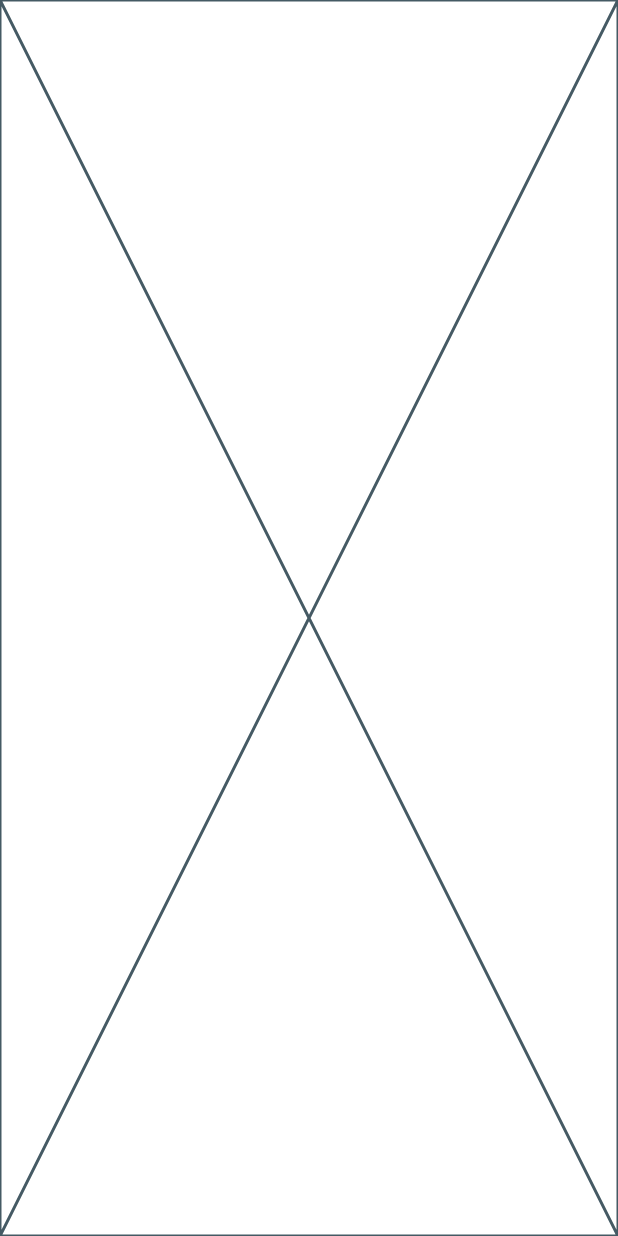
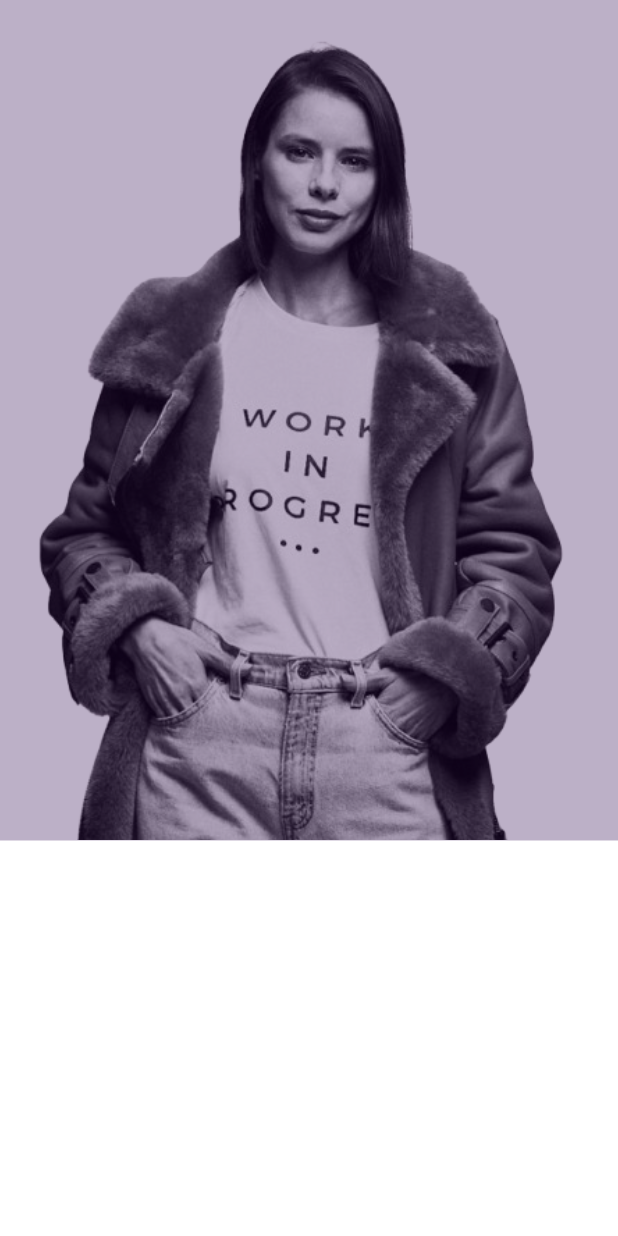
Before and after one commit to Eslam-Hossam1/nova-store-app, a Flutter app: the screen it shows after launch, on a phone screen of 412 x 824 dp. Run offline on Flutter 3.47's test engine with Material 3 defaults, Android fonts, the phone set to English and light mode, and no system bars; our stand-ins replace device_preview, flutter_screenutil, go_router, google_fonts.

Commit message:
feat(onboarding): create onboarding girl widget

```diff
--- /dev/null
+++ b/lib/features/onboarding/presentation/views/widgets/onboarding_girl.dart
@@ -0,0 +1,33 @@
+import 'dart:developer';
+
+import 'package:flutter/material.dart';
+import 'package:flutter_screenutil/flutter_screenutil.dart';
+import 'package:nova_store_app/core/utils/assets.dart';
+import 'package:nova_store_app/features/onboarding/presentation/resources/onboarding_colors.dart';
+
+class OnboardingGirl extends StatelessWidget {
+  const OnboardingGirl({
+    super.key,
+  });
+
+  @override
+  Widget build(BuildContext context) {
+    return Stack(
+      children: [
+        Align(
+          alignment: Alignment.center,
+          child: Image.asset(
+            Assets.imagesPngsOnboardingGirl,
+            height: MediaQuery.sizeOf(context).height * 0.68,
+            fit: BoxFit.cover,
+          ),
+        ),
+        Container(
+          width: MediaQuery.sizeOf(context).width,
+          height: MediaQuery.sizeOf(context).height * 0.68,
+          color: OnboardingColors.girlForgroundContainer.withAlpha(80),
+        )
+      ],
+    );
+  }
+}
--- a/lib/features/onboarding/presentation/views/widgets/onboarding_view_body.dart
+++ b/lib/features/onboarding/presentation/views/widgets/onboarding_view_body.dart
@@ -1,10 +1,21 @@
 import 'package:flutter/material.dart';
+import 'package:flutter_screenutil/flutter_screenutil.dart';
+import 'package:nova_store_app/core/theming/app_colors.dart';
+import 'package:nova_store_app/core/utils/assets.dart';
+import 'package:nova_store_app/features/onboarding/presentation/resources/onboarding_colors.dart';
+import 'package:nova_store_app/features/onboarding/presentation/views/widgets/onboarding_girl.dart';
 
 class OnboardingViewBody extends StatelessWidget {
   const OnboardingViewBody({super.key});
 
   @override
   Widget build(BuildContext context) {
-    return const Placeholder();
+    return SingleChildScrollView(
+      child: Column(
+        children: [
+          OnboardingGirl(),
+        ],
+      ),
+    );
   }
 }
```
